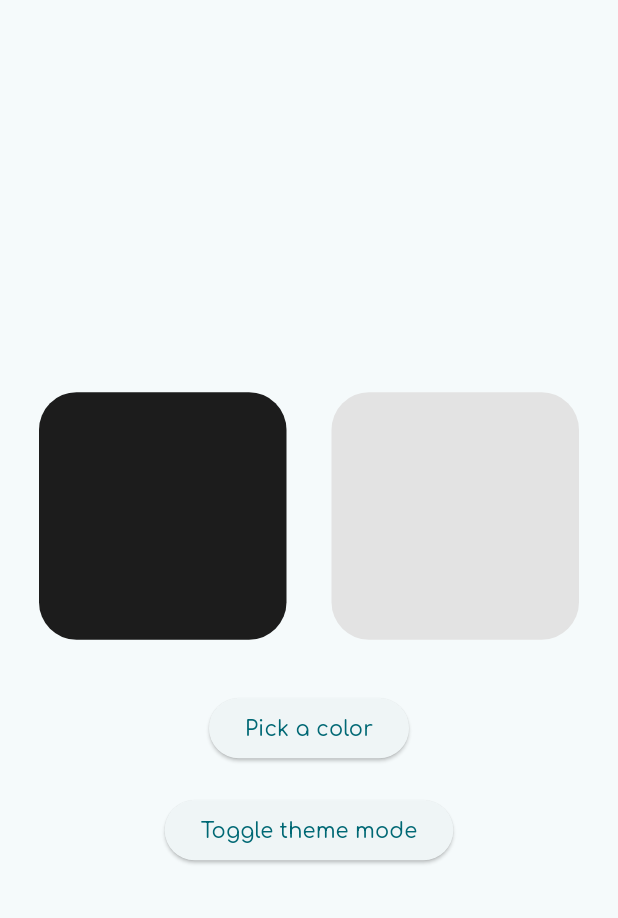
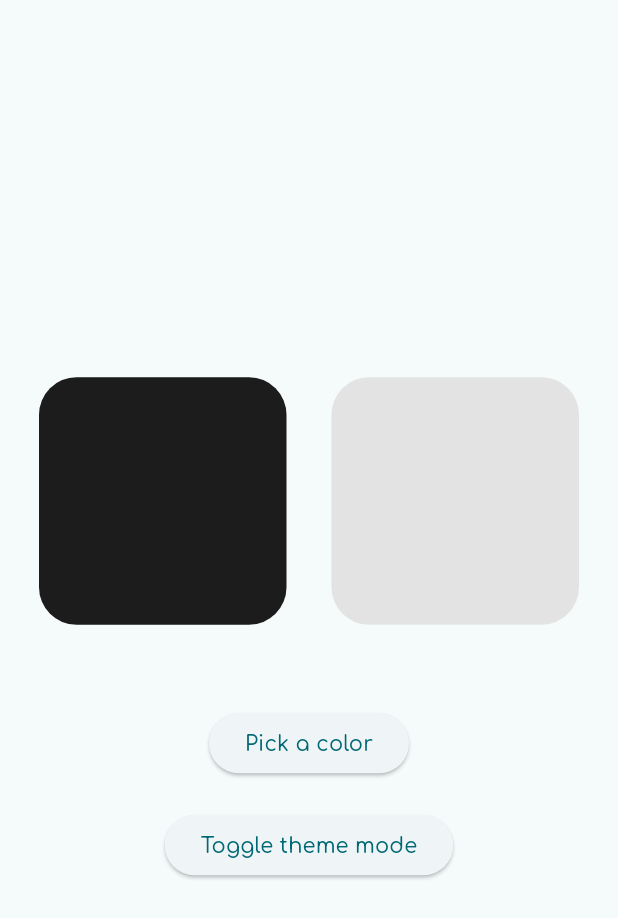
Before and after one commit to lsdarhk/unnamed_color_picker, a Flutter app: the screen it shows after launch, on a phone screen of 412 x 824 dp. Shown: the top 918 px of the screen. Run offline on Flutter 3.47's test engine with Material 3 defaults, Android fonts, the phone set to English and light mode, and no system bars; our stand-ins replace google_fonts.

Commit message:
fixed the thing, the whatever the f that was thing

```diff
--- a/lib/components/palette_containers.dart
+++ b/lib/components/palette_containers.dart
@@ -1,12 +1,12 @@
 import 'package:flutter/material.dart';
 import 'package:flutter/foundation.dart';
-import 'package:unnamed_color_picker/global_variables.dart';
+//import 'package:unnamed_color_picker/global_variables.dart';
 
 Widget paletteContainers(int r, int g, int b) {
   if(kDebugMode){
     print('paletteContainers rebuilding');
   }
-  GlobalVariables gv = GlobalVariables();
+  //GlobalVariables gv = GlobalVariables();
   r = r.clamp(0, 255);
   g = g.clamp(0, 255);
   b = b.clamp(0, 255);
--- a/lib/pages/homepage.dart
+++ b/lib/pages/homepage.dart
@@ -12,19 +12,19 @@ class Homepage extends StatefulWidget {
 }
 
 class _HomepageState extends State<Homepage> {
+  GlobalVariables gv = GlobalVariables();
   @override
   Widget build(BuildContext context) {
     final themeProvider = Provider.of<ThemeProvider>(context);
     //ColorScheme colorScheme = Theme.of(context).colorScheme;
-    GlobalVariables gv = GlobalVariables();
-    final int red = gv.r;
-    final int green = gv.g;
-    final int blue = gv.b;
     return Scaffold(
       body: Column(
         mainAxisAlignment: MainAxisAlignment.center,
         children: <Widget>[
-          paletteContainers(red, green, blue),
+          paletteContainers(gv.r, gv.g, gv.b),
+          const SizedBox(
+            height: 20,
+          ),
           const SizedBox(
             height: 20,
           ),
--- a/lib/providers/theme_provider.dart
+++ b/lib/providers/theme_provider.dart
@@ -1,4 +1,4 @@
-import 'package:flutter/foundation.dart';
+//import 'package:flutter/foundation.dart';
 import 'package:flutter/material.dart';
 
 class ThemeProvider extends ChangeNotifier {
```
Also changed, not shown: lib/global_variables.dart (+1 -8 lines).
